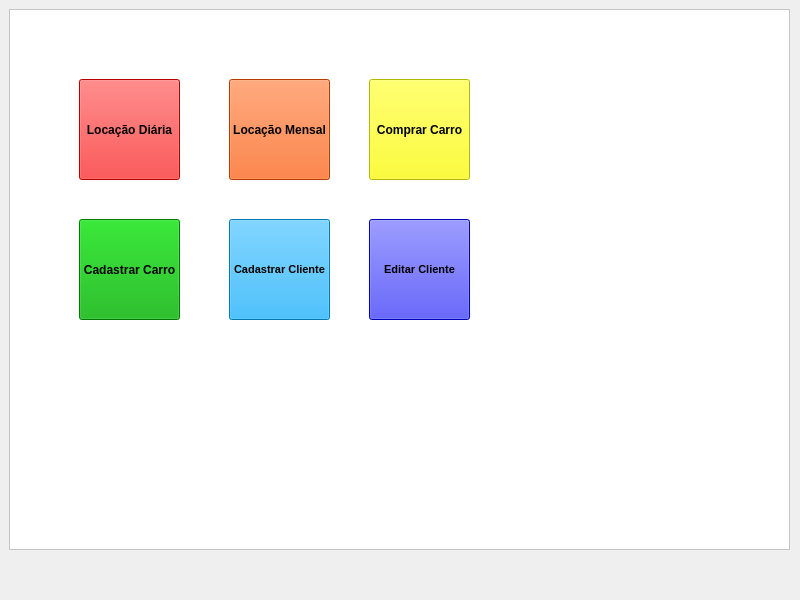
VSBuss/fabrica-software, file QT Designer/Formulário de Cadastro/arcoiris.ui: the form before one commit.
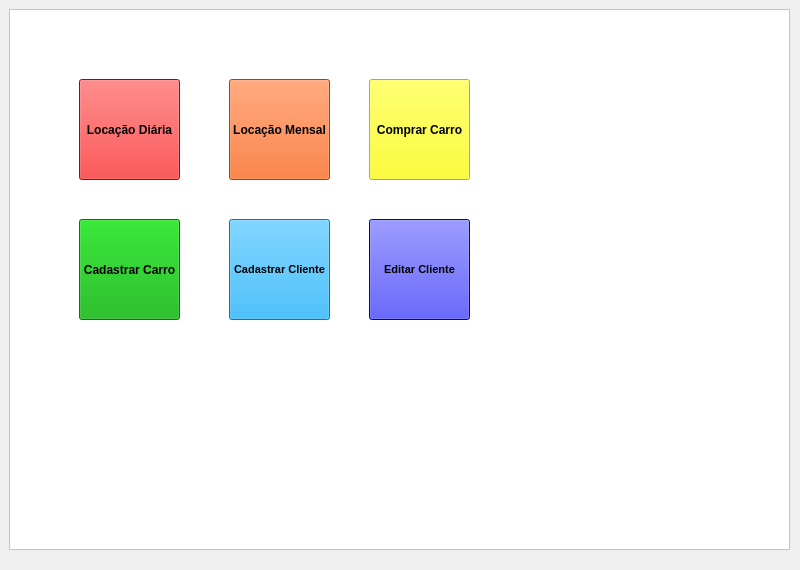
The form after the commit. Icons and pictures are not drawn.

The edit to the form file:
```diff
--- a/QT Designer/Formulário de Cadastro/arcoiris.ui
+++ b/QT Designer/Formulário de Cadastro/arcoiris.ui
@@ -7,7 +7,7 @@
     <x>0</x>
     <y>0</y>
     <width>800</width>
-    <height>600</height>
+    <height>570</height>
    </rect>
   </property>
   <property name="windowTitle">
```
Left out of the diff: 7 changed lines with no effect on the pictures.
